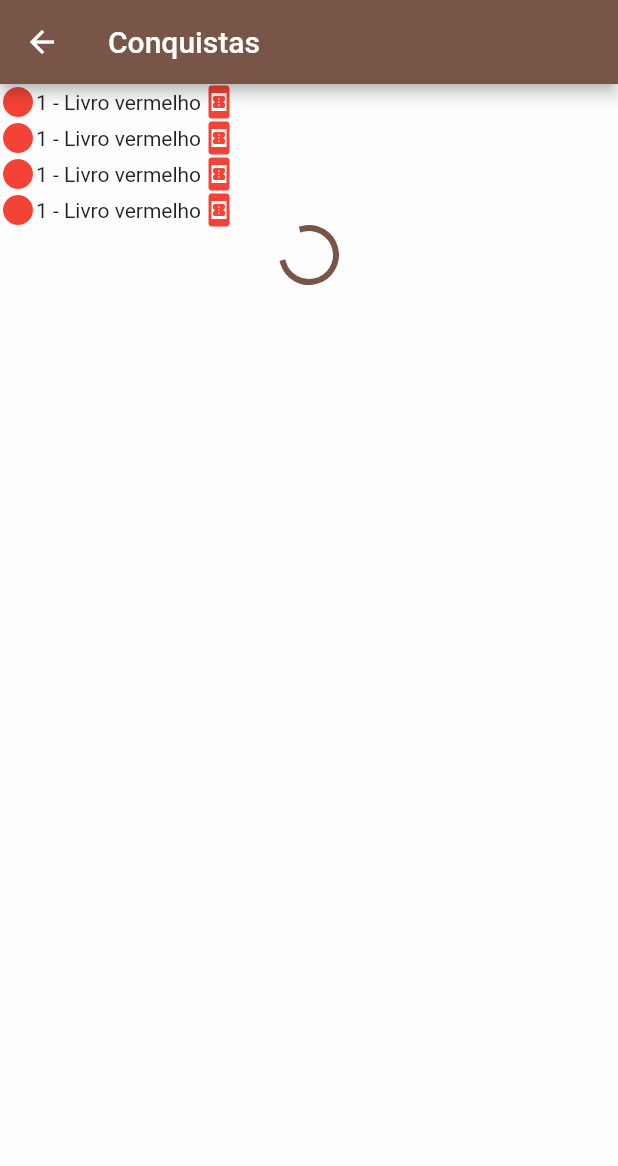
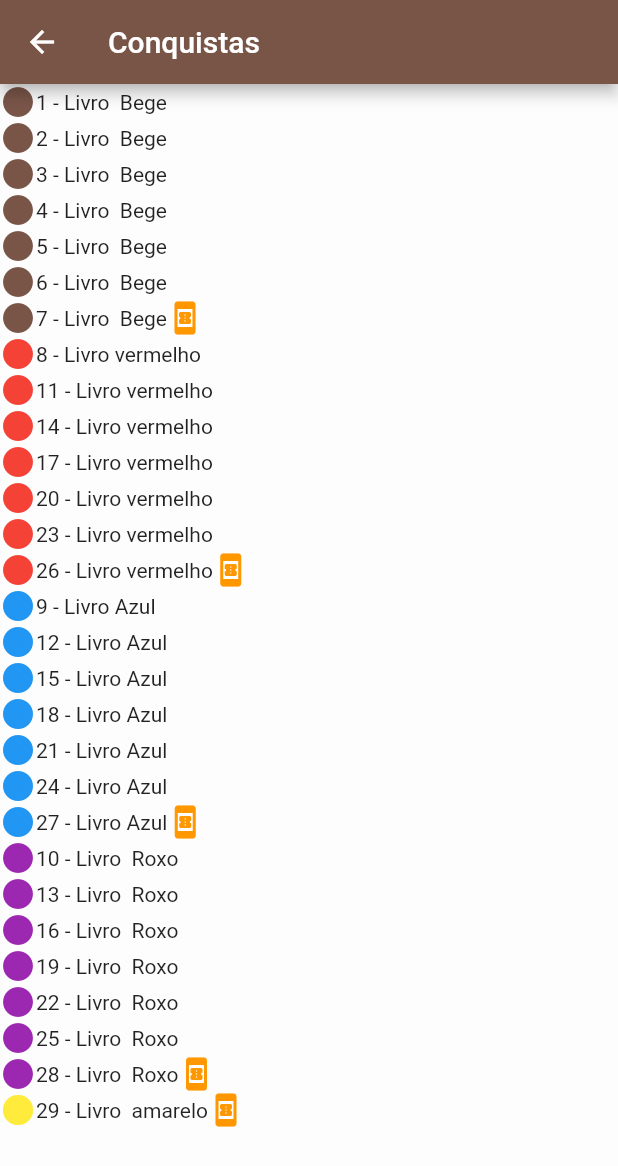
Before and after one commit to ArantesVictor/libraryapp, a Flutter app: the AchivementsView screen opened by its route, on a phone screen of 412 x 824 dp. Shown: the top 1166 px of the screen. Run offline on Flutter 3.47's test engine with Material 2 defaults, Android fonts, the light colour scheme and no system bars.

Commit message:
widget pronto listview e mock

```diff
--- /dev/null
+++ b/lib/controller/controller_achivement.dart
@@ -0,0 +1,20 @@
+import 'package:flutter/material.dart';
+import 'package:libraryapp/models/book.dart';
+import 'package:libraryapp/repositoys/repository_books.dart';
+
+class ControllerAchitvement {
+  List<Book> _books = [];
+
+  getSistBuooks() {
+    //books get repositore
+    List<Book> items = RepositoryBooks().getSistBuooks();
+
+    items.forEach((element) {
+      if (element.bookOpen!) {
+        _books.add(element);
+      }
+    });
+
+    return _books;
+  }
+}
--- a/lib/models/book.dart
+++ b/lib/models/book.dart
@@ -4,6 +4,14 @@ class Book {
   int? bookNumber;
   Color? bookColor;
   String? bookName;
+  bool? bookRead;
+  bool? bookOpen;
 
-  Book({@required this.bookNumber, this.bookName, this.bookColor});
+  Book({
+    @required this.bookNumber,
+    this.bookName,
+    this.bookColor,
+    this.bookRead,
+    this.bookOpen,
+  });
 }
--- /dev/null
+++ b/lib/repositoys/repository_books.dart
@@ -0,0 +1,214 @@
+import 'package:flutter/material.dart';
+import 'package:libraryapp/models/book.dart';
+
+class RepositoryBooks {
+  List<Book> _itenms = [];
+
+  getSistBuooks() {
+    _itenms.add(Book(
+      bookNumber: 1,
+      bookColor: Colors.brown,
+      bookName: 'Livro  Bege',
+      bookRead: false,
+      bookOpen: true,
+    ));
+    _itenms.add(Book(
+      bookNumber: 2,
+      bookColor: Colors.brown,
+      bookName: 'Livro  Bege',
+      bookRead: false,
+      bookOpen: true,
+    ));
+    _itenms.add(Book(
+      bookNumber: 3,
+      bookColor: Colors.brown,
+      bookName: 'Livro  Bege',
+      bookRead: false,
+      bookOpen: true,
+    ));
+    _itenms.add(Book(
+      bookNumber: 4,
+      bookColor: Colors.brown,
+      bookName: 'Livro  Bege',
+      bookRead: false,
+      bookOpen: true,
+    ));
+    _itenms.add(Book(
+      bookNumber: 5,
+      bookColor: Colors.brown,
+      bookName: 'Livro  Bege',
+      bookRead: false,
+      bookOpen: true,
+    ));
+    _itenms.add(Book(
+      bookNumber: 6,
+      bookColor: Colors.brown,
+      bookName: 'Livro  Bege',
+      bookRead: false,
+      bookOpen: true,
+    ));
+    _itenms.add(Book(
+      bookNumber: 7,
+      bookColor: Colors.brown,
+      bookName: 'Livro  Bege',
+      bookRead: true,
+      bookOpen: true,
+    ));
+    _itenms.add(Book(
+      bookNumber: 8,
+      bookColor: Colors.red,
+      bookName: 'Livro vermelho',
+      bookRead: false,
+      bookOpen: true,
+    ));
+    _itenms.add(Book(
+      bookNumber: 11,
+      bookColor: Colors.red,
+      bookName: 'Livro vermelho',
+      bookRead: false,
+      bookOpen: true,
+    ));
+    _itenms.add(Book(
+      bookNumber: 14,
+      bookColor: Colors.red,
+      bookName: 'Livro vermelho',
+      bookRead: false,
+      bookOpen: true,
+    ));
+    _itenms.add(Book(
+      bookNumber: 17,
+      bookColor: Colors.red,
+      bookName: 'Livro vermelho',
+      bookRead: false,
+      bookOpen: true,
+    ));
+    _itenms.add(Book(
+      bookNumber: 20,
+      bookColor: Colors.red,
+      bookName: 'Livro vermelho',
+      bookRead: false,
+      bookOpen: true,
+    ));
+    _itenms.add(Book(
+      bookNumber: 23,
+      bookColor: Colors.red,
+      bookName: 'Livro vermelho',
+      bookRead: false,
+      bookOpen: true,
+    ));
+    _itenms.add(Book(
+      bookNumber: 26,
+      bookColor: Colors.red,
+      bookName: 'Livro vermelho',
+      bookRead: true,
+      bookOpen: true,
+    ));
+    _itenms.add(Book(
+      bookNumber: 9,
+      bookColor: Colors.blue,
+      bookName: 'Livro Azul',
+      bookRead: false,
+      bookOpen: true,
+    ));
+    _itenms.add(Book(
+      bookNumber: 12,
+      bookColor: Colors.blue,
+      bookName: 'Livro Azul',
+      bookRead: false,
+      bookOpen: true,
+    ));
+    _itenms.add(Book(
+      bookNumber: 15,
+      bookColor: Colors.blue,
+      bookName: 'Livro Azul',
+      bookRead: false,
+      bookOpen: true,
+    ));
+    _itenms.add(Book(
+      bookNumber: 18,
+      bookColor: Colors.blue,
+      bookName: 'Livro Azul',
+      bookRead: false,
+      bookOpen: true,
+    ));
+    _itenms.add(Book(
+      bookNumber: 21,
+      bookColor: Colors.blue,
+      bookName: 'Livro Azul',
+      bookRead: false,
+      bookOpen: true,
+    ));
+    _itenms.add(Book(
+      bookNumber: 24,
+      bookColor: Colors.blue,
+      bookName: 'Livro Azul',
+      bookRead: false,
+      bookOpen: true,
+    ));
+    _itenms.add(Book(
+      bookNumber: 27,
+      bookColor: Colors.blue,
+      bookName: 'Livro Azul',
+      bookRead: true,
+      bookOpen: true,
+    ));
+    _itenms.add(Book(
+      bookNumber: 10,
+      bookColor: Colors.purple,
+      bookName: 'Livro  Roxo',
+      bookRead: false,
+      bookOpen: true,
+    ));
+    _itenms.add(Book(
+      bookNumber: 13,
+      bookColor: Colors.purple,
+      bookName: 'Livro  Roxo',
+      bookRead: false,
+      bookOpen: true,
+    ));
+    _itenms.add(Book(
+      bookNumber: 16,
+      bookColor: Colors.purple,
+      bookName: 'Livro  Roxo',
+      bookRead: false,
+      bookOpen: true,
+    ));
+    _itenms.add(Book(
+      bookNumber: 19,
+      bookColor: Colors.purple,
+      bookName: 'Livro  Roxo',
+      bookRead: false,
+      bookOpen: true,
+    ));
+    _itenms.add(Book(
+      bookNumber: 22,
+      bookColor: Colors.purple,
+      bookName: 'Livro  Roxo',
+      bookRead: false,
+      bookOpen: true,
+    ));
+    _itenms.add(Book(
+      bookNumber: 25,
+      bookColor: Colors.purple,
+      bookName: 'Livro  Roxo',
+      bookRead: false,
+      bookOpen: true,
+    ));
+    _itenms.add(Book(
+      bookNumber: 28,
+      bookColor: Colors.purple,
+      bookName: 'Livro  Roxo',
+      bookRead: true,
+      bookOpen: true,
+    ));
+    _itenms.add(Book(
+      bookNumber: 29,
+      bookColor: Colors.yellow,
+      bookName: 'Livro  amarelo',
+      bookRead: true,
+      bookOpen: true,
+    ));
+
+    return _itenms;
+  }
+}
--- a/lib/screms/achivements_view.dart
+++ b/lib/screms/achivements_view.dart
@@ -1,4 +1,5 @@
 import 'package:flutter/material.dart';
+import 'package:libraryapp/controller/controller_achivement.dart';
 import 'package:libraryapp/models/book.dart';
 import 'package:libraryapp/wedgets/achivement_item.dart';
 
@@ -10,11 +11,7 @@ class AchivementsView extends StatefulWidget {
 }
 
 class _AchivementsViewState extends State<AchivementsView> {
-  final Book achivementBook = Book(
-    bookNumber: 1,
-    bookColor: Colors.red,
-    bookName: 'Livro vermelho',
-  );
+  List<Book> allBooks = ControllerAchitvement().getSistBuooks()!;
 
   @override
   Widget build(BuildContext context) {
@@ -22,17 +19,24 @@ class _AchivementsViewState extends State<AchivementsView> {
       appBar: AppBar(
         title: Text('Conquistas'),
       ),
-      body: Column(
+      body: ListView.builder(
+          itemCount: allBooks.length,
+          itemBuilder: (context, index) {
+            return AchivementItem(allBooks[index]);
+          }),
+      /*
+      Column(
         children: [
-          AchivementItem(achivementBook),
-          AchivementItem(achivementBook),
-          AchivementItem(achivementBook),
-          AchivementItem(achivementBook),
+          AchivementItem(allBooks[0]),
+          AchivementItem(allBooks[1]),
+          AchivementItem(allBooks[2]),
+          AchivementItem(allBooks[3]),
+          AchivementItem(allBooks[4]),
           Center(
             child: CircularProgressIndicator(),
           ),
         ],
-      ),
+      ),*/
     );
   }
 }
--- a/lib/wedgets/achivement_item.dart
+++ b/lib/wedgets/achivement_item.dart
@@ -25,10 +25,11 @@ class _AchivementItemState extends State<AchivementItem> {
         Text(widget.book.bookNumber.toString()),
         Text(' - '),
         Text(widget.book.bookName!),
-        Icon(
-          Icons.book_online_rounded,
-          color: widget.book.bookColor,
-        ),
+        if (widget.book.bookRead!)
+          Icon(
+            Icons.book_online_rounded,
+            color: Colors.orange,
+          ),
       ],
     );
   }
```
